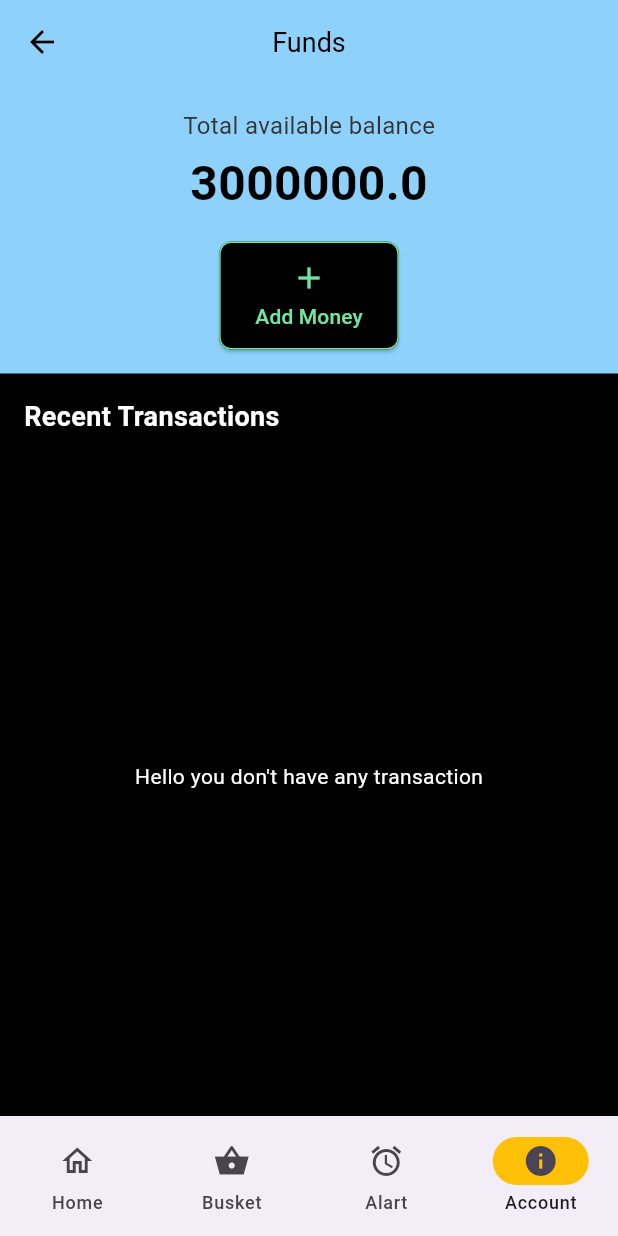
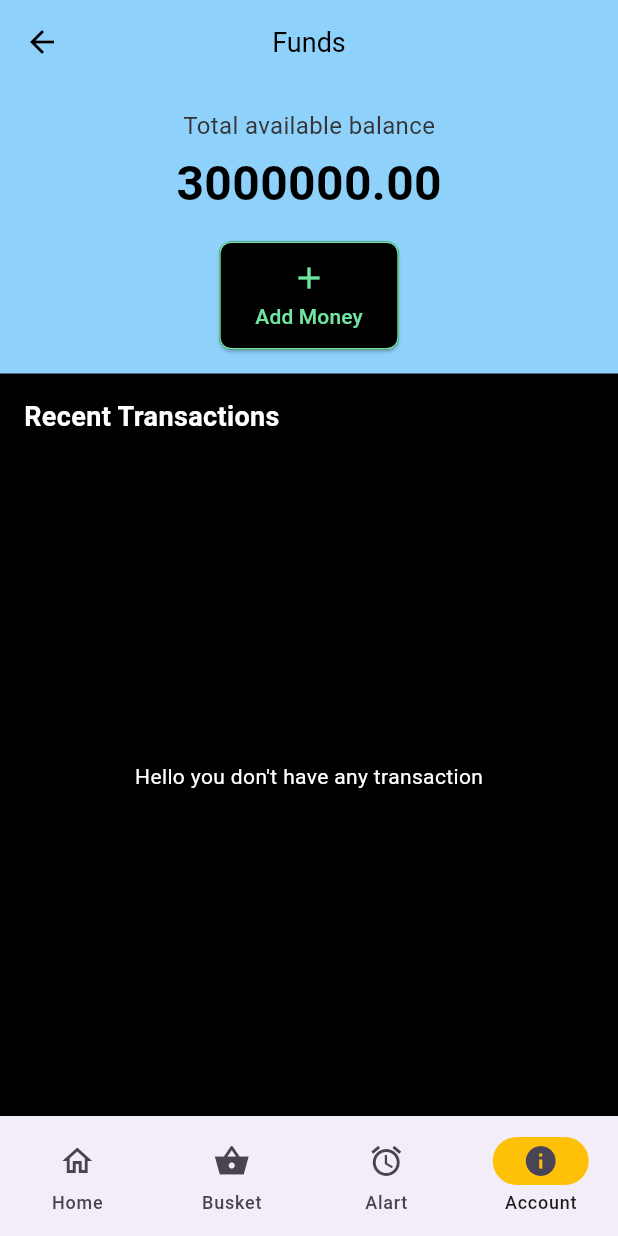
Before and after one commit to hi-sushanta/DamTrade, a Flutter app: the screen it shows once a user with an empty profile is signed in, item 4 of the bottom bar chosen, on a phone screen of 412 x 824 dp. Run offline on Flutter 3.47's test engine with Material 3 defaults, Android fonts, the phone set to English and light mode, and no system bars; our stand-ins replace firebase_auth, firebase_core; missing offline and left inert: firebase_ui_auth, firebase_ui_oauth_google, flutter_swipe_button; accounts and stored records are empty; network calls fail.

Commit message:
See some issue for display protfollio amount so I fixed

```diff
--- a/damtrade/lib/pages/fund_page.dart
+++ b/damtrade/lib/pages/fund_page.dart
@@ -47,7 +47,7 @@ class FundsPage extends StatelessWidget {
                   valueListenable: watchlist!.amountHave[userId]!,
                   builder: (context, value, child) {
                     return Text(
-                      '$value',
+                      value.toStringAsFixed(2),
                       style: TextStyle(
                         fontSize: 32,
                         fontWeight: FontWeight.bold,
```
